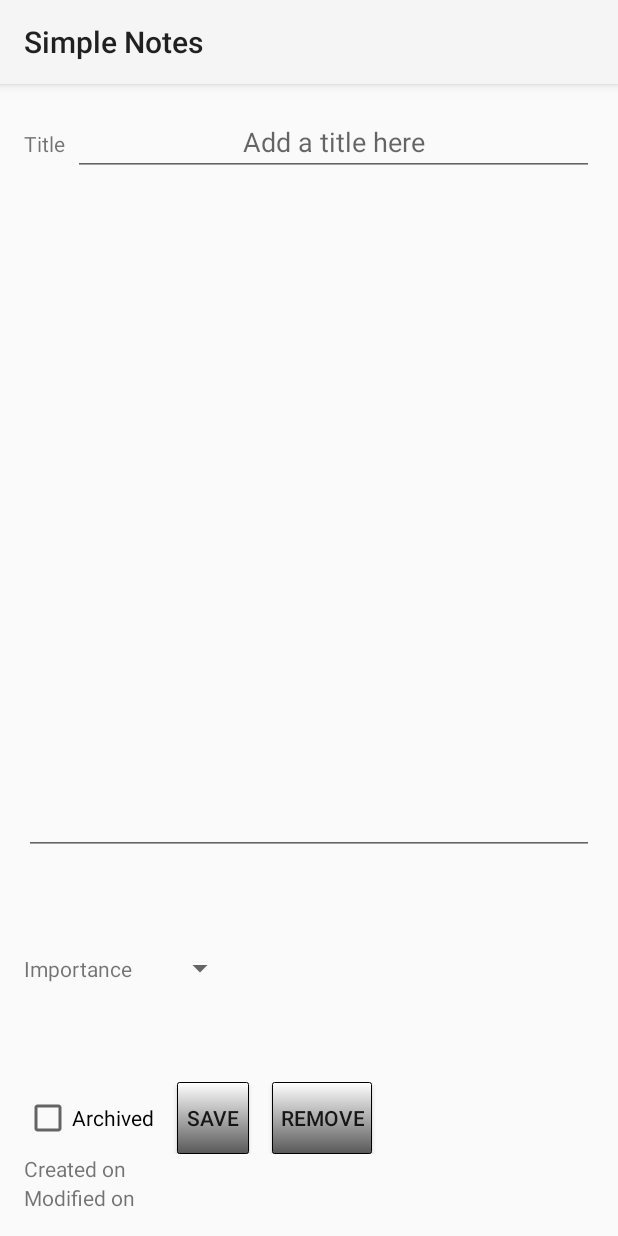
After one commit to Dakstraede/SimpleNotes, an Android app: the fragment DetailsNoteFragment shown on its own in the app's theme, on a phone screen of 412 x 824 dp. The commit adds this screen. Run offline under Robolectric (Android 15) with nearby library versions, the phone set to English and light mode, and no system bars; 2 statements that could not run were skipped.

Commit message:
MainActivity contains Fragments now

```diff
--- /dev/null
+++ b/app/src/main/java/com/gp19/esgi/simplenotes/DetailsNoteFragment.java
@@ -0,0 +1,93 @@
+package com.gp19.esgi.simplenotes;
+
+
+import android.os.Bundle;
+import android.app.Fragment;
+import android.view.LayoutInflater;
+import android.view.View;
+import android.view.ViewGroup;
+import android.widget.ArrayAdapter;
+import android.widget.CheckBox;
+import android.widget.EditText;
+import android.widget.Spinner;
+import android.widget.TextView;
+
+import java.text.SimpleDateFormat;
+import java.util.Locale;
+
+/**
+ * A simple {@link Fragment} subclass.
+ */
+public class DetailsNoteFragment extends Fragment {
+
+    private static final String KEY = "NOTE";
+    private Note mNote;
+    private SimpleDateFormat smp = new SimpleDateFormat("yyyy-MM-dd HH:mm", Locale.getDefault());
+    private static final Integer[] items = new Integer[]{1,2,3};
+    private ArrayAdapter<Integer> adapter;
+
+    private EditText title;
+    private EditText content;
+    private Spinner importance;
+    private Spinner group;
+    private TextView creationDate;
+    private TextView lastModification;
+    private boolean modified ;
+    private CheckBox checkArchived;
+    private Note note;
+
+    public static DetailsNoteFragment newInstance(Note note){
+        DetailsNoteFragment fragment = new DetailsNoteFragment();
+        Bundle bundle = new Bundle();
+        bundle.putParcelable(KEY, note);
+        fragment.setArguments(bundle);
+        return fragment;
+
+    }
+
+
+    public DetailsNoteFragment() {
+        // Required empty public constructor
+    }
+
+
+
+    @Override
+    public void onActivityCreated(Bundle savedInstanceState) {
+        super.onActivityCreated(savedInstanceState);
+
+
+
+    }
+
+    @Override
+    public void onCreate(Bundle savedInstanceState) {
+        super.onCreate(savedInstanceState);
+
+        modified = false;
+    }
+
+    @Override
+    public View onCreateView(LayoutInflater inflater, ViewGroup container,
+                             Bundle savedInstanceState) {
+        // Inflate the layout for this fragment
+
+
+        mNote = getArguments().getParcelable(KEY);
+        View view = inflater.inflate(R.layout.fragment_details_note, container, false);
+
+        title = (EditText) view.findViewById(R.id.edit_title);
+        content = (EditText) view.findViewById(R.id.edit_content);
+        importance = (Spinner) view.findViewById(R.id.importance_edit_spinner);
+        adapter = new ArrayAdapter<Integer>(getActivity(),android.R.layout.simple_spinner_dropdown_item, items);
+        importance.setAdapter(adapter);
+        creationDate = (TextView) view.findViewById(R.id.creation_date_label);
+        lastModification = (TextView) view.findViewById(R.id.modification_date_label);
+        checkArchived = (CheckBox) view.findViewById(R.id.checkBox_archived);
+
+        title.setText(mNote.getNoteTitle());
+        return view;
+    }
+
+
+}
--- a/app/src/main/res/layout/endless_list_layout.xml
+++ b/app/src/main/res/layout/endless_list_layout.xml
@@ -3,4 +3,5 @@
         android:id="@id/android:list"
         android:layout_width="match_parent"
         android:layout_height="match_parent"
-        android:layout_weight="1" />
+        android:layout_weight="1"
+        android:choiceMode="singleChoice"/>
--- /dev/null
+++ b/app/src/main/res/layout/fragment_details_note.xml
@@ -0,0 +1,157 @@
+<LinearLayout xmlns:android="http://schemas.android.com/apk/res/android"
+    xmlns:tools="http://schemas.android.com/tools" android:layout_width="match_parent"
+    android:layout_height="match_parent"
+
+    android:paddingLeft="@dimen/activity_horizontal_margin"
+    android:paddingRight="@dimen/activity_horizontal_margin"
+    android:paddingTop="@dimen/activity_vertical_margin"
+    android:paddingBottom="@dimen/activity_vertical_margin"
+    tools:context="com.gp19.esgi.simplenotes.DetailsNoteFragment"
+    android:orientation="vertical">
+
+    <LinearLayout
+        android:orientation="horizontal"
+        android:layout_width="match_parent"
+        android:layout_height="wrap_content">
+
+        <TextView
+            android:layout_width="wrap_content"
+            android:layout_height="wrap_content"
+            android:text="@string/note_title"
+            android:id="@+id/textView"
+            android:layout_marginEnd="5dp"
+            android:layout_marginRight="5dp"
+            android:layout_weight="0" />
+
+        <EditText
+            android:layout_width="match_parent"
+            android:layout_height="wrap_content"
+            android:id="@+id/edit_title"
+            android:hint="@string/note_title_hint"
+            android:maxLength="22"
+            android:gravity="center"
+            android:textSize="18sp" />
+
+    </LinearLayout>
+
+    <EditText
+        android:layout_width="match_parent"
+        android:layout_height="0dp"
+        android:inputType="textMultiLine"
+        android:ems="10"
+        android:id="@+id/edit_content"
+        android:layout_weight="3"
+        android:enabled="true"
+        android:gravity="top" />
+
+    <LinearLayout
+        android:orientation="horizontal"
+        android:layout_width="match_parent"
+        android:layout_height="0dp"
+        android:layout_weight="1"
+        android:weightSum="1">
+
+        <TextView
+            android:layout_width="wrap_content"
+            android:layout_height="wrap_content"
+            android:text="@string/importance_text"
+            android:layout_gravity="center_vertical"
+            android:id="@+id/importance_text_view_edit"
+            android:layout_marginRight="10dp"
+            android:layout_marginEnd="10dp"/>
+
+        <Spinner
+            android:layout_width="0dp"
+            android:layout_height="wrap_content"
+            android:id="@+id/importance_edit_spinner"
+            android:layout_gravity="center_vertical"
+            android:layout_weight="0.2"
+            android:prompt="@string/importance_prompt"/>
+    </LinearLayout>
+
+    <LinearLayout
+        android:orientation="horizontal"
+        android:layout_width="fill_parent"
+        android:layout_height="wrap_content">
+
+        <CheckBox
+            android:layout_width="wrap_content"
+            android:layout_height="wrap_content"
+            android:text="@string/archived_note_check_text"
+            android:id="@+id/checkBox_archived" />
+
+        <Button
+            style="?android:attr/buttonStyleSmall"
+            android:layout_width="wrap_content"
+            android:layout_height="wrap_content"
+            android:id="@+id/save_button"
+            android:text="@string/save_button"
+            android:background="@drawable/add_button"
+            android:layout_marginStart="15dp"
+            android:layout_marginLeft="15dp"
+            android:onClick="saveNote"/>
+
+        <Button
+            style="?android:attr/buttonStyleSmall"
+            android:layout_width="wrap_content"
+            android:layout_height="wrap_content"
+            android:text="@string/remove_button"
+            android:background="@drawable/add_button"
+            android:id="@+id/button2"
+            android:paddingLeft="5dp"
+            android:paddingRight="5dp"
+            android:layout_marginStart="15dp"
+            android:layout_marginLeft="15dp"
+            android:onClick="removeNote"/>
+    </LinearLayout>
+
+    <LinearLayout
+        android:orientation="vertical"
+        android:layout_width="fill_parent"
+        android:layout_height="wrap_content">
+
+        <LinearLayout
+            android:orientation="horizontal"
+            android:layout_width="fill_parent"
+            android:layout_height="fill_parent">
+
+            <TextView
+                android:layout_width="wrap_content"
+                android:layout_height="wrap_content"
+                android:text="@string/create_label"
+                android:id="@+id/create_label" />
+
+            <TextView
+                android:layout_width="wrap_content"
+                android:layout_height="wrap_content"
+                android:text=""
+                android:id="@+id/creation_date_label"
+                android:layout_gravity="center_horizontal"
+                android:layout_marginStart="20dp"
+                android:layout_marginLeft="20dp"/>
+        </LinearLayout>
+
+        <LinearLayout
+            android:orientation="horizontal"
+            android:layout_width="fill_parent"
+            android:layout_height="fill_parent">
+
+            <TextView
+                android:layout_width="wrap_content"
+                android:layout_height="wrap_content"
+                android:text="@string/modif_label"
+                android:id="@+id/modif_label" />
+
+            <TextView
+                android:layout_width="wrap_content"
+                android:layout_height="wrap_content"
+                android:text=""
+                android:id="@+id/modification_date_label"
+                android:layout_gravity="center_horizontal"
+                android:layout_marginStart="20dp"
+                android:layout_marginLeft="20dp"/>
+        </LinearLayout>
+
+    </LinearLayout>
+
+</LinearLayout>
```
Also changed, not shown: app/src/main/java/com/gp19/esgi/simplenotes/MainActivity.java (+42 -24 lines), app/src/main/java/com/gp19/esgi/simplenotes/MainFragment.java (added, +49 -0 lines), app/src/main/java/com/gp19/esgi/simplenotes/NoteListFragment.java (+20 -6 lines), app/src/main/res/layout/activity_main.xml (+0 -47 lines), app/src/main/res/layout/main_fragment.xml (added, +60 -0 lines).
